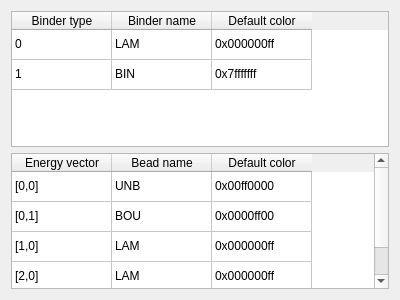
Old version of the form QChromosome/defaults.ui in the repository Michalaq/ChromosomeVisualizer.
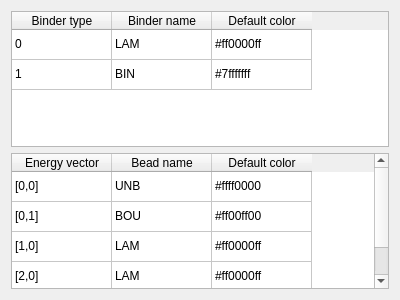
New version of the form.

Commit message: implemented default colors

Diff of the .ui file:
```diff
--- a/QChromosome/defaults.ui
+++ b/QChromosome/defaults.ui
@@ -56,7 +56,7 @@
      </item>
      <item row="0" column="2">
       <property name="text">
-       <string>0x000000ff</string>
+       <string>#ff0000ff</string>
       </property>
      </item>
      <item row="1" column="0">
@@ -71,7 +71,7 @@
      </item>
      <item row="1" column="2">
       <property name="text">
-       <string>0x7fffffff</string>
+       <string>#7fffffff</string>
       </property>
      </item>
     </widget>
@@ -128,7 +128,7 @@
      </item>
      <item row="0" column="2">
       <property name="text">
-       <string>0x00ff0000</string>
+       <string>#ffff0000</string>
       </property>
      </item>
      <item row="1" column="0">
@@ -143,7 +143,7 @@
      </item>
      <item row="1" column="2">
       <property name="text">
-       <string>0x0000ff00</string>
+       <string>#ff00ff00</string>
       </property>
      </item>
      <item row="2" column="0">
@@ -158,7 +158,7 @@
      </item>
      <item row="2" column="2">
       <property name="text">
-       <string>0x000000ff</string>
+       <string>#ff0000ff</string>
       </property>
      </item>
      <item row="3" column="0">
@@ -173,7 +173,7 @@
      </item>
      <item row="3" column="2">
       <property name="text">
-       <string>0x000000ff</string>
+       <string>#ff0000ff</string>
       </property>
      </item>
     </widget>
```
The commit also changes 2 other files.
